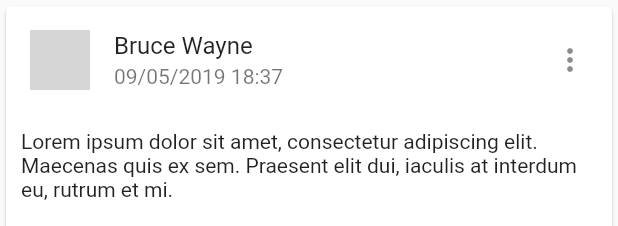
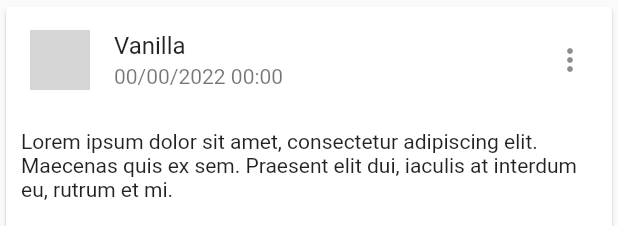
Before and after one commit to VanillaIB/Mobile, a Flutter app: what cardItem() shows on an empty page, opened directly, on a phone screen of 412 x 824 dp. Shown: the top 226 px of the screen. Run offline on Flutter 3.47's test engine with Material 2 defaults, Android fonts, the phone set to English and light mode, and no system bars; network calls fail; grey boxes are pictures that could not be loaded.

```diff
--- a/lib/Pages/HomePage.dart
+++ b/lib/Pages/HomePage.dart
@@ -59,10 +59,10 @@ Widget cardItem() {
         const ListTile(
           leading: CircleAvatar(
             backgroundImage: NetworkImage(
-                "https://baltaio.blob.core.windows.net/student-images/1edd5c50-bae9-11e8-8eb4-39de303632c1.jpg"),
+                "https://cdn.dribbble.com/users/77598/screenshots/15211765/media/fcc955283307a8ead2d4e4a8daf0d852.png?compress=1&resize=400x300&vertical=top"),
           ),
-          title: Text("Bruce Wayne"),
-          subtitle: Text("09/05/2019 18:37"),
+          title: Text("Vanilla"),
+          subtitle: Text("00/00/2022 00:00"),
           trailing: Icon(Icons.more_vert),
         ),
         // Container(
```
Also changed, not shown: lib/Pages/ResetPassword.dart (+20 -2 lines).
